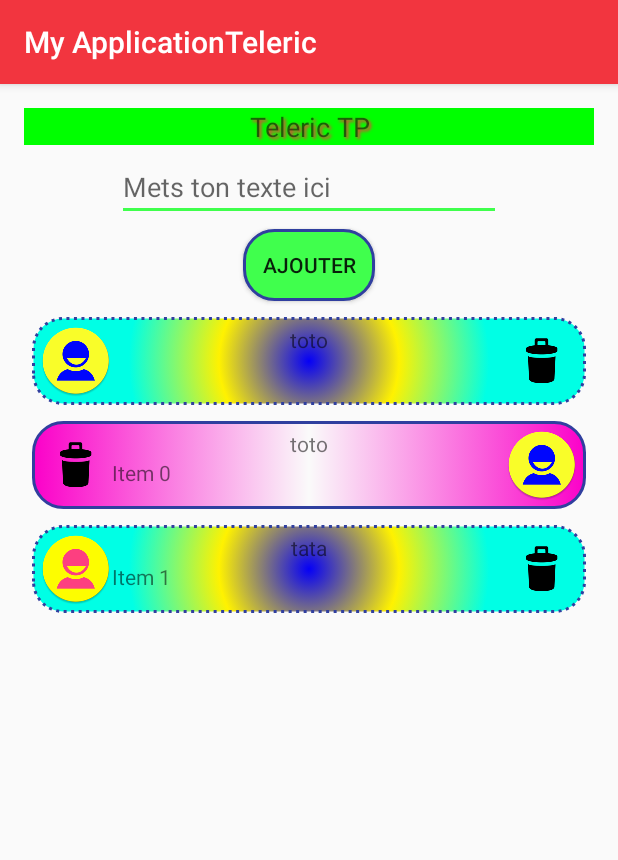
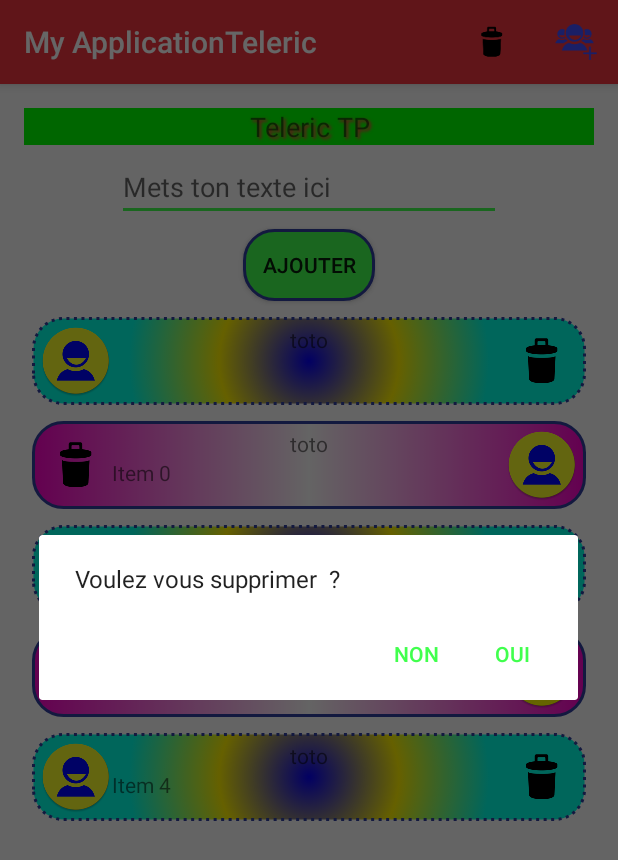
Before and after one commit to MathiasSeguy-Android2EE/MyApplicationTeleric, an Android app: the screen it shows after launch (MainActivity), after a tap on "toto", on a phone screen of 412 x 824 dp. Shown: the top 860 px of the screen. Run offline under Robolectric (Android 15) with nearby library versions, the phone set to English and light mode, and no system bars; 2 other taps on this screen came first.

Commit message:
Adding a DialogAlert, Animations post and pre HC, And ActionBar

```diff
--- a/app/src/main/java/com/android2ee/formation/juilmmxvi/teleric/view/main/MainActivity.java
+++ b/app/src/main/java/com/android2ee/formation/juilmmxvi/teleric/view/main/MainActivity.java
@@ -1,12 +1,24 @@
 package com.android2ee.formation.juilmmxvi.teleric.view.main;
 
+import android.animation.AnimatorInflater;
+import android.animation.AnimatorSet;
+import android.annotation.SuppressLint;
+import android.app.Dialog;
+import android.content.DialogInterface;
 import android.os.Bundle;
+import android.support.v7.app.AlertDialog;
 import android.support.v7.widget.LinearLayoutManager;
 import android.support.v7.widget.RecyclerView;
 import android.util.Log;
+import android.view.Menu;
+import android.view.MenuInflater;
+import android.view.MenuItem;
 import android.view.View;
+import android.view.animation.Animation;
+import android.view.animation.AnimationUtils;
 import android.widget.Button;
 import android.widget.EditText;
+import android.widget.Toast;
 
 import com.android2ee.formation.juilmmxvi.teleric.R;
 import com.android2ee.formation.juilmmxvi.teleric.model.Human;
@@ -51,9 +63,19 @@ public class MainActivity extends MotherActivity implements OnItemClickedRecycle
      */
     private boolean isHoneyComb;
 
+    /**
+     * Animator Set for animation postHC
+     */
+    AnimatorSet animatorSet;
+    /**
+     * Animator Set for animation preHC
+     */
+    Animation animation;
+
     /***********************************************************
      * Managing LifeCycle
      **********************************************************/
+    @SuppressLint("NewApi")
     @Override
     protected void onCreate(Bundle savedInstanceState) {
         Log.d(TAG, "onCreate() called with: " + "savedInstanceState = [" + savedInstanceState + "]");
@@ -65,6 +87,13 @@ public class MainActivity extends MotherActivity implements OnItemClickedRecycle
         btnAdd = (Button) findViewById(R.id.btnAdd);
         rcvResult = (RecyclerView) findViewById(R.id.rcvResult);
         isHoneyComb=getResources().getBoolean(R.bool.isHC);
+        //instanciate animation
+        if(isHoneyComb){
+            animatorSet= (AnimatorSet) AnimatorInflater.loadAnimator(this,R.animator.btnadd_pushed_anim);
+            animatorSet.setTarget(btnAdd);
+        }else{
+            animation= AnimationUtils.loadAnimation(this,R.anim.btn_add_pushed);
+        }
         //to avoid selector to be drawn like a big rectancle
         if (savedInstanceState != null) {
             humen = savedInstanceState.getParcelableArrayList(RES);
@@ -94,12 +123,6 @@ public class MainActivity extends MotherActivity implements OnItemClickedRecycle
                 addMessageInResult();
             }
         });
-//        lsvResult.setOnItemClickListener(new AdapterView.OnItemClickListener() {
-//            @Override
-//            public void onItemClick(AdapterView<?> parent, View view, int position, long id) {
-//                itemClicked(position);
-//            }
-//        });
     }
 
 
@@ -122,6 +145,71 @@ public class MainActivity extends MotherActivity implements OnItemClickedRecycle
 //        }
 //        arrayAdapter.notifyDataSetChanged();
     }
+
+    /***********************************************************
+     *  Managing the AlertDialog
+     **********************************************************/
+    //first define an id for your alert dialog
+    private final int AlertDialogUniqueID=110274;
+
+    @Override
+    protected Dialog onCreateDialog(int id) {
+        Dialog dialog=null;
+        switch(id){
+            case AlertDialogUniqueID:
+                dialog=buildDialog();
+                break;
+        }
+        return dialog;
+    }
+
+    /**
+     * Create the AlertDialog
+     */
+    private Dialog buildDialog(){
+        AlertDialog.Builder builder=new AlertDialog.Builder(this);
+        builder.setMessage(getString(R.string.alertdialog_message,messageTemp));
+        builder.setPositiveButton(getString(R.string.alertdialog_ok),
+                new DialogInterface.OnClickListener() {
+                    @Override
+                    public void onClick(DialogInterface dialog, int which) {
+                        copyMessageInEdt();
+                    }
+                });
+        builder.setNegativeButton(getString(R.string.alertdialog_nok),
+                new DialogInterface.OnClickListener() {
+                    @Override
+                    public void onClick(DialogInterface dialog, int which) {
+                        abordCopy();
+                    }
+                });
+        return builder.create();
+    }
+
+    /***********************************************************
+     *  Managing menu
+     **********************************************************/
+    @Override
+    public boolean onCreateOptionsMenu(Menu menu) {
+        //create the menu
+        MenuInflater menuInflater=getMenuInflater();
+        menuInflater.inflate(R.menu.main_menu,menu);
+        return super.onCreateOptionsMenu(menu);
+    }
+
+    @Override
+    public boolean onOptionsItemSelected(MenuItem item) {
+        switch(item.getItemId()){
+            case R.id.menu_deleteall:
+                deleteAll();
+                return true;
+            case R.id.menu_addall:
+                addAll();
+                return true;
+        }
+        return super.onOptionsItemSelected(item);
+    }
+
     /***********************************************************
      *  Business Methods
      **********************************************************/
@@ -130,7 +218,13 @@ public class MainActivity extends MotherActivity implements OnItemClickedRecycle
     /**
      * Add the message from the editText in the Result area
      */
+    @SuppressLint("NewApi")
     private void addMessageInResult() {
+        if(isHoneyComb){
+            animatorSet.start();
+        }else{
+            btnAdd.startAnimation(animation);
+        }
         messageTemp = edtMessage.getText().toString();
         //first way
 //        messages.add(message);
@@ -145,7 +239,39 @@ public class MainActivity extends MotherActivity implements OnItemClickedRecycle
      * @param position
      */
     public void itemClicked(int position){
-        humanTemp= humanRecyclerAdapter.getItem(position);
-        edtMessage.setText(humanTemp.getMessage());
+        messageTemp=humanRecyclerAdapter.getItem(position).getMessage();
+        showDialog(AlertDialogUniqueID);
+    }
+
+    /**
+     * Copythe value of message in the EditText
+     */
+    private void copyMessageInEdt(){
+        edtMessage.setText(messageTemp);
+    }
+
+    /**
+     * Abord copy
+     */
+    private void abordCopy(){
+        Toast.makeText(this, R.string.toast_abordcopy,Toast.LENGTH_LONG).show();
+    }
+
+    /**
+     * Delete all the item
+     */
+    public void deleteAll(){
+        humanRecyclerAdapter.deleteAll();
+    }
+
+    /**
+     * Add a bunch of people
+     */
+    public void addAll(){
+        int size= humanRecyclerAdapter.getItemCount();
+        for(int i=size;i<size+2;i++){
+            humen.add(new Human("Item "+i,i));
+        }
+        humanRecyclerAdapter.notifyItemRangeInserted(size,2);
     }
 }
--- a/app/src/main/java/com/android2ee/formation/juilmmxvi/teleric/view/main/adapter/HumanRecyclerAdapter.java
+++ b/app/src/main/java/com/android2ee/formation/juilmmxvi/teleric/view/main/adapter/HumanRecyclerAdapter.java
@@ -143,6 +143,15 @@ implements OnItemClickedRecyclerView{
         humen.add(0,hum);
         notifyItemInserted(0);
     }
+
+    /**
+     * Delete all the item
+     */
+    public void deleteAll(){
+        int size=humen.size();
+        humen.clear();
+        notifyItemRangeRemoved(0,size);
+    }
     @Override
     public int getItemViewType(int position) {
         //depending on the position return in which pool to pick the view
--- /dev/null
+++ b/app/src/main/res/anim/btn_add_pushed.xml
@@ -0,0 +1,35 @@
+<?xml version="1.0" encoding="utf-8"?>
+<set xmlns:android="http://schemas.android.com/apk/res/android">
+
+    <scale
+        android:duration="300"
+        android:fromXScale="1"
+        android:fromYScale="1"
+        android:pivotX="50%"
+        android:pivotY="50%"
+        android:toXScale="0.3"
+        android:toYScale="0.3">
+    </scale>
+    <scale
+        android:duration="300"
+        android:fromXScale="1"
+        android:fromYScale="1"
+        android:pivotX="50%"
+        android:pivotY="50%"
+        android:startOffset="300"
+        android:toXScale="9.0"
+        android:toYScale="9.0">
+    </scale>
+
+    <scale
+        android:duration="300"
+        android:fromXScale="1"
+        android:fromYScale="1"
+        android:pivotX="50%"
+        android:pivotY="50%"
+        android:startOffset="600"
+        android:toXScale="0.3"
+        android:toYScale="0.3">
+    </scale>
+
+</set>
--- /dev/null
+++ b/app/src/main/res/animator/btnadd_pushed_anim.xml
@@ -0,0 +1,16 @@
+<?xml version="1.0" encoding="utf-8"?>
+<set xmlns:android="http://schemas.android.com/apk/res/android"
+    android:ordering="sequentially">
+        <objectAnimator
+            android:propertyName="rotationX"
+            android:duration="500"
+            android:valueTo="360"
+            android:valueFrom="0"
+            android:valueType="floatType"/>
+    <objectAnimator
+        android:propertyName="alpha"
+        android:duration="500"
+        android:valueTo="1f"
+        android:valueFrom="0f"
+        android:valueType="floatType"/>
+</set>
--- /dev/null
+++ b/app/src/main/res/menu/main_menu.xml
@@ -0,0 +1,14 @@
+<?xml version="1.0" encoding="utf-8"?>
+<menu xmlns:android="http://schemas.android.com/apk/res/android"
+	  xmlns:toto="http://schemas.android.com/apk/res-auto">
+	<item
+		android:icon="@mipmap/ic_delete"
+		android:title="@string/menuitem_delete"
+		android:id="@+id/menu_deleteall"
+		toto:showAsAction="always"/>
+	<item
+		android:icon="@mipmap/ic_addbunch"
+		android:title="@string/menuitem_add"
+		android:id="@+id/menu_addall"
+		toto:showAsAction="always"/>
+</menu>
--- a/app/src/main/res/values/strings.xml
+++ b/app/src/main/res/values/strings.xml
@@ -3,4 +3,10 @@
     <string name="txv_title">Teleric TP</string>
     <string name="edt_hint">Mets ton texte ici</string>
     <string name="btn_add">Ajouter</string>
+    <string name="alertdialog_message">Voulez vous supprimer %1$s ?</string>
+    <string name="alertdialog_ok">oui</string>
+    <string name="alertdialog_nok">non</string>
+    <string name="menuitem_delete">DeleteThem All</string>
+    <string name="menuitem_add">Add All</string>
+    <string name="toast_abordcopy">Go fuck away so</string>
 </resources>
```
Also changed, not shown: app/src/main/ic_addbunch-web.png (added), app/src/main/res/mipmap-hdpi/ic_addbunch.png (added), app/src/main/res/mipmap-mdpi/ic_addbunch.png (added), app/src/main/res/mipmap-xhdpi/ic_addbunch.png (added), app/src/main/res/mipmap-xxhdpi/ic_addbunch.png (added), app/src/main/res/mipmap-xxxhdpi/ic_addbunch.png (added).
